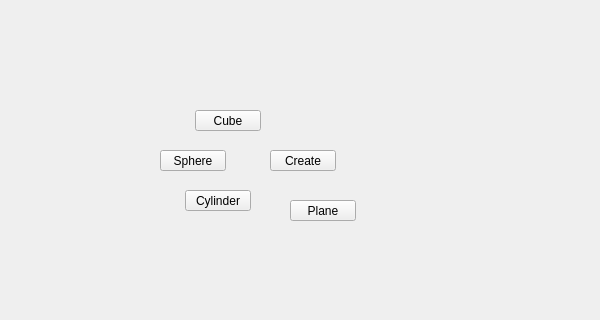
Above: ui/create_submenu.ui from m3trik/Scripts_portable before the change; both pictures show x 0 to 600 and y 140 to 460 of the 600 by 600 pixel window. Below: the same form after it.
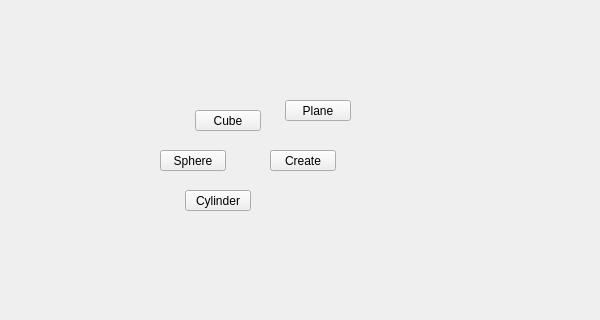
That is the form after the change.

The edit to the form file:
```diff
--- a/ui/create_submenu.ui
+++ b/ui/create_submenu.ui
@@ -174,8 +174,8 @@
    <widget class="QPushButton" name="b004">
     <property name="geometry">
      <rect>
-      <x>290</x>
-      <y>340</y>
+      <x>285</x>
+      <y>240</y>
       <width>66</width>
       <height>21</height>
      </rect>
```
